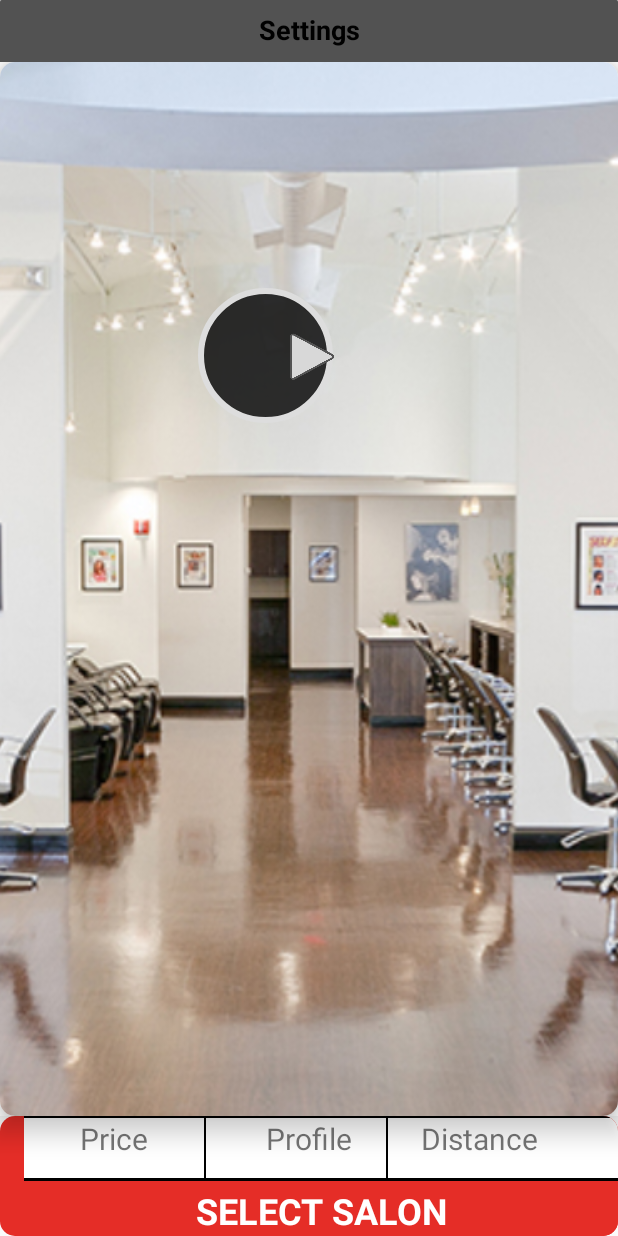
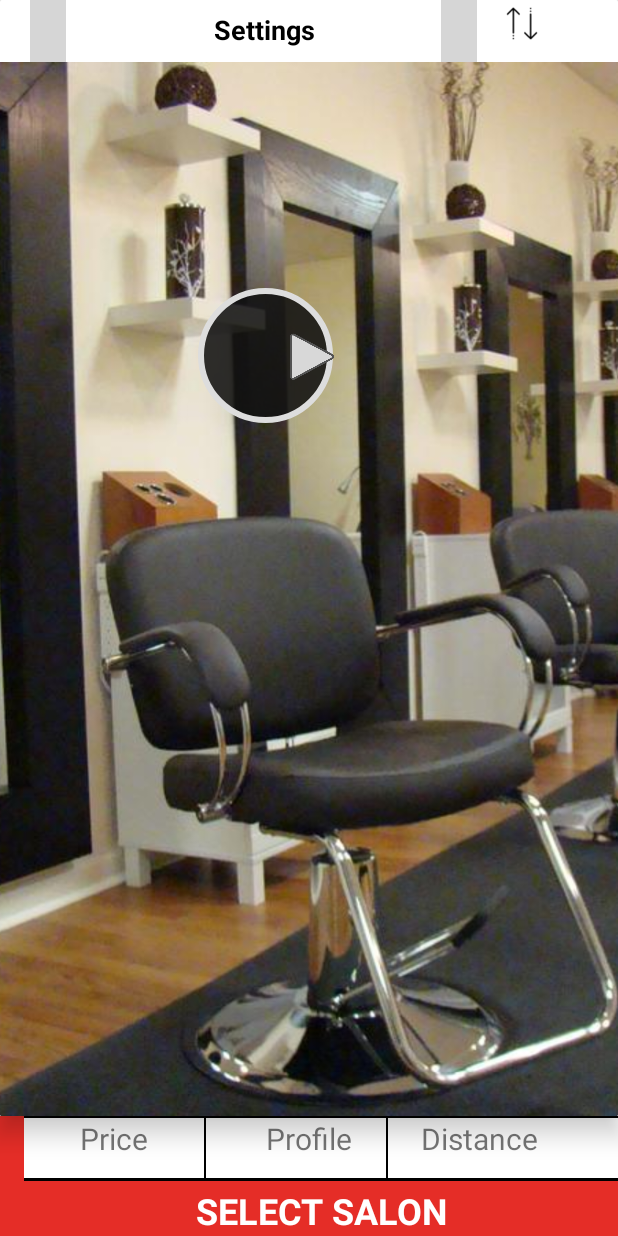
Before and after one commit to saurabhjn76/SalonPage, an Android app: the layout fragment_main.xml on its own in the app's theme, with its tools: preview values and no code run, on a phone screen of 412 x 824 dp. Run offline under Robolectric (Android 15) with nearby library versions, the phone set to English and light mode, and no system bars; grey boxes are pictures that could not be loaded.

Commit message:
added icons

```diff
--- a/app/src/main/java/com/saurabhjn76/myapplication/VerticalViewPager.java
+++ b/app/src/main/java/com/saurabhjn76/myapplication/VerticalViewPager.java
@@ -29,7 +29,7 @@ public class VerticalViewPager extends ViewPager {
     }
 
     private class VerticalPageTransformer implements ViewPager.PageTransformer {
-        private static final float MIN_SCALE = 0.75f;
+        private static final float MIN_SCALE = 0.85f;
         @Override
         public void transformPage(View view, float position) {
 
--- a/app/src/main/res/layout/fragment_main.xml
+++ b/app/src/main/res/layout/fragment_main.xml
@@ -22,7 +22,6 @@
         app:cardPreventCornerOverlap="false"
         android:clickable="true"
         android:id="@+id/cv">
-
         <FrameLayout
             android:layout_width="match_parent"
             android:layout_height="wrap_content"
@@ -34,21 +33,21 @@
                 android:layout_height="match_parent"
                 android:layout_marginTop="41dp"
                 android:background="#ffffff">
-                <android.support.v7.widget.CardView
+               <!-- <android.support.v7.widget.CardView
                     android:layout_width="match_parent"
                     android:layout_height="fill_parent"
                     cardview:cardElevation="10dp"
-                    cardview:cardCornerRadius="10dp">
+                    cardview:cardCornerRadius="10dp">-->
 
                 <ImageView
                     android:id="@+id/salon_photo"
                     android:layout_width="match_parent"
-                    android:src="@drawable/slider_newton_highlands"
                     android:layout_height="match_parent"
                     android:scaleType="centerCrop"
+                    android:src="@drawable/salon_4_full"
                     android:elevation="2dp"
                     android:layout_centerInParent="true" />
-                </android.support.v7.widget.CardView>
+              <!--  </android.support.v7.widget.CardView>-->
 
             </RelativeLayout>
 
@@ -75,8 +74,35 @@
                         android:layout_width="match_parent"
                         android:layout_height="41dp"
                         android:id="@+id/toolbar"
-                        android:background="#AD000000"
-                        android:gravity="top"/>
+                        android:background="#00000000"
+                        android:gravity="top">
+                        <LinearLayout
+                            android:layout_width="match_parent"
+                            android:layout_height="match_parent"
+                            android:orientation="horizontal">
+                            <ImageView
+                                android:layout_width="24dp"
+                                android:layout_marginLeft="4dp"
+                                android:paddingBottom="12dp"
+                                android:layout_height="match_parent"
+                                android:src="@drawable/proile"/>
+                            <ImageView
+                                android:layout_width="24dp"
+                                android:layout_height="match_parent"
+                                android:paddingBottom="10dp"
+                                android:layout_marginLeft="250dp"
+                                android:src="@drawable/fav"/>
+                            <ImageView
+                                android:layout_width="24dp"
+                                android:layout_height="match_parent"
+                                android:src="@drawable/sorting"
+                                android:layout_marginLeft="18dp"
+                                android:layout_gravity="right"
+                                android:paddingBottom="10dp"
+                                />
+
+                        </LinearLayout>
+                    </android.support.v7.widget.Toolbar>
                     <TextView
                         android:layout_width="match_parent"
                         android:layout_height="40dp"
@@ -86,6 +112,7 @@
                         android:textColor="#000000"
                         android:textStyle="bold"
                         android:gravity="center"
+                        android:layout_marginRight="60dp"
                         android:text="Settings"
                         android:layout_gravity="top"
                         android:layout_alignParentTop="false"
@@ -95,11 +122,11 @@
         </FrameLayout>
     </android.support.v7.widget.CardView>
 
-    <android.support.v7.widget.CardView
+    <!--<android.support.v7.widget.CardView
         android:layout_width="match_parent"
         android:layout_height="wrap_content"
         cardview:cardCornerRadius="10dp"
-        android:elevation="10dp">
+        android:elevation="10dp">-->
         <android.support.v7.widget.Toolbar
             android:layout_width="fill_parent"
             android:layout_height="80dp"
@@ -182,6 +209,6 @@
                 />
             </LinearLayout>
         </android.support.v7.widget.Toolbar>
-    </android.support.v7.widget.CardView>
+    <!--</android.support.v7.widget.CardView>-->
 
 </LinearLayout>
```
Also changed, not shown: app/src/main/java/com/saurabhjn76/myapplication/MainActivity.java (+19 -7 lines).
